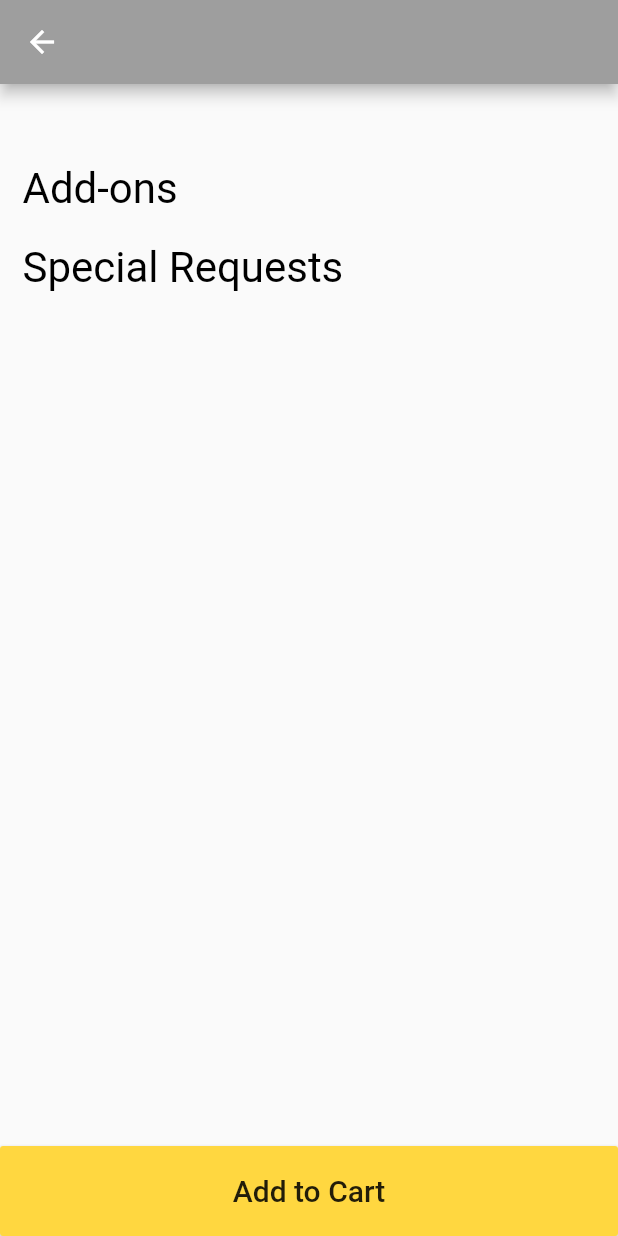
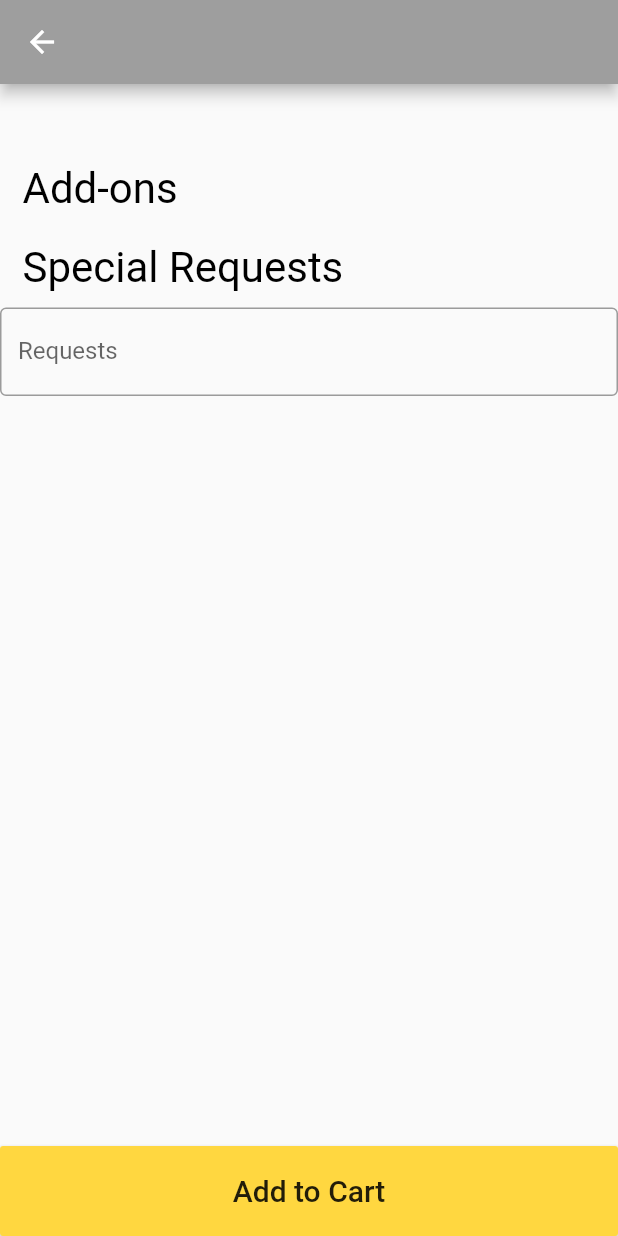
Before and after one commit to samikshro/Omnibee, a Flutter app: the MenuOrderForm screen opened directly with empty values, on a phone screen of 412 x 824 dp. Run offline on Flutter 3.47's test engine with Material 2 defaults, Android fonts, the phone set to English and light mode, and no system bars; missing offline and left inert: custom_switch.

Commit message:
finished initial menuorderform

```diff
--- a/Henfam/lib/pages/explore/menu/menuOrderForm.dart
+++ b/Henfam/lib/pages/explore/menu/menuOrderForm.dart
@@ -50,7 +50,7 @@ class _MenuOrderFormState extends State<MenuOrderForm> {
               delegate: SliverChildListDelegate(
                 [
                   Container(
-                    height: 100.0 * args.addOns.length,
+                    height: 90.0 * args.addOns.length,
                     child: ListView.separated(
                       separatorBuilder: (context, index) {
                         return Divider();
@@ -81,6 +81,16 @@ class _MenuOrderFormState extends State<MenuOrderForm> {
               ),
             ),
             SliverToBoxAdapter(child: LargeTextSection("Special Requests")),
+            SliverToBoxAdapter(
+              child: Container(
+                  child: TextField(
+                obscureText: false,
+                decoration: InputDecoration(
+                  border: OutlineInputBorder(),
+                  labelText: 'Requests',
+                ),
+              )),
+            ),
             SliverFillRemaining(
               hasScrollBody: false,
               fillOverscroll:
```
